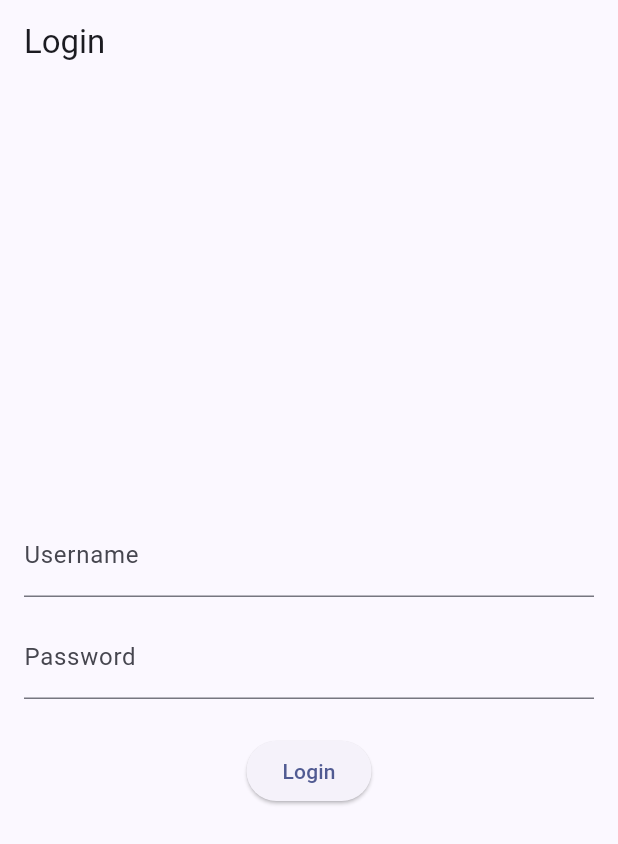
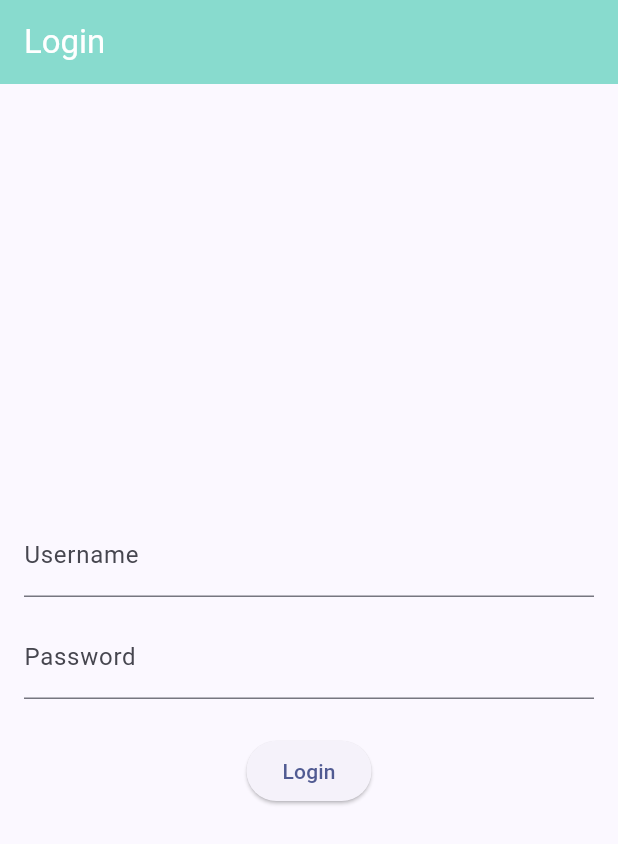
Before and after one commit to nyasiaay/nyasia_and_co_mobile, a Flutter app: the screen it shows after launch, on a phone screen of 412 x 824 dp. Shown: the top 844 px of the screen. Run offline on Flutter 3.47's test engine with Material 2 defaults, Android fonts, the phone set to English and light mode, and no system bars; missing offline and left inert: pbp_django_auth.

Commit message:
Tugas 9: Edit Login Page

```diff
--- a/lib/screens/login.dart
+++ b/lib/screens/login.dart
@@ -39,6 +39,8 @@ class _LoginPageState extends State<LoginPage> {
     return Scaffold(
       appBar: AppBar(
         title: const Text('Login'),
+        backgroundColor: Color.fromARGB(1000, 125, 216, 201),
+        foregroundColor: Colors.white,
       ),
       body: Container(
         padding: const EdgeInsets.all(16.0),
@@ -68,8 +70,8 @@ class _LoginPageState extends State<LoginPage> {
                 // Cek kredensial
                 // TODO: Ganti URL dan jangan lupa tambahkan trailing slash (/) di akhir URL!
                 // Untuk menyambungkan Android emulator dengan Django pada localhost,
-                final response =
-                    await request.login("https://nyasia-aludra-tugas.pbp.cs.ui.ac.id/auth/login/", {
+                final response = await request.login(
+                    "https://nyasia-aludra-tugas.pbp.cs.ui.ac.id/auth/login/", {
                   'username': username,
                   'password': password,
                 });
```
